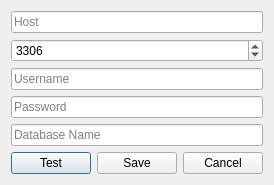
Above: db_settings_dialog.ui from danangnu/python-ciscosms-app before the change. Below: the same form after it.
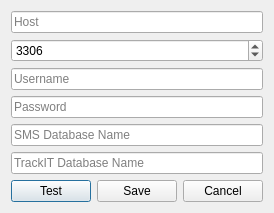
That is the form after the change.

```diff
--- a/db_settings_dialog.ui
+++ b/db_settings_dialog.ui
@@ -30,7 +30,16 @@
    </item>
    <item>
     <widget class="QLineEdit" name="databaseLineEdit">
-     <property name="placeholderText"><string>Database Name</string></property>
+                    <property name="placeholderText">
+                        <string>SMS Database Name</string>
+                    </property>
+                </widget>
+            </item>
+            <item>
+                <widget class="QLineEdit" name="databaseTILineEdit">
+                    <property name="placeholderText">
+                        <string>TrackIT Database Name</string>
+                    </property>
     </widget>
    </item>
    <item>
```
Left out of the diff: 48 changed lines with no effect on the pictures. Lines whose indentation alone changed are shown as unchanged.
